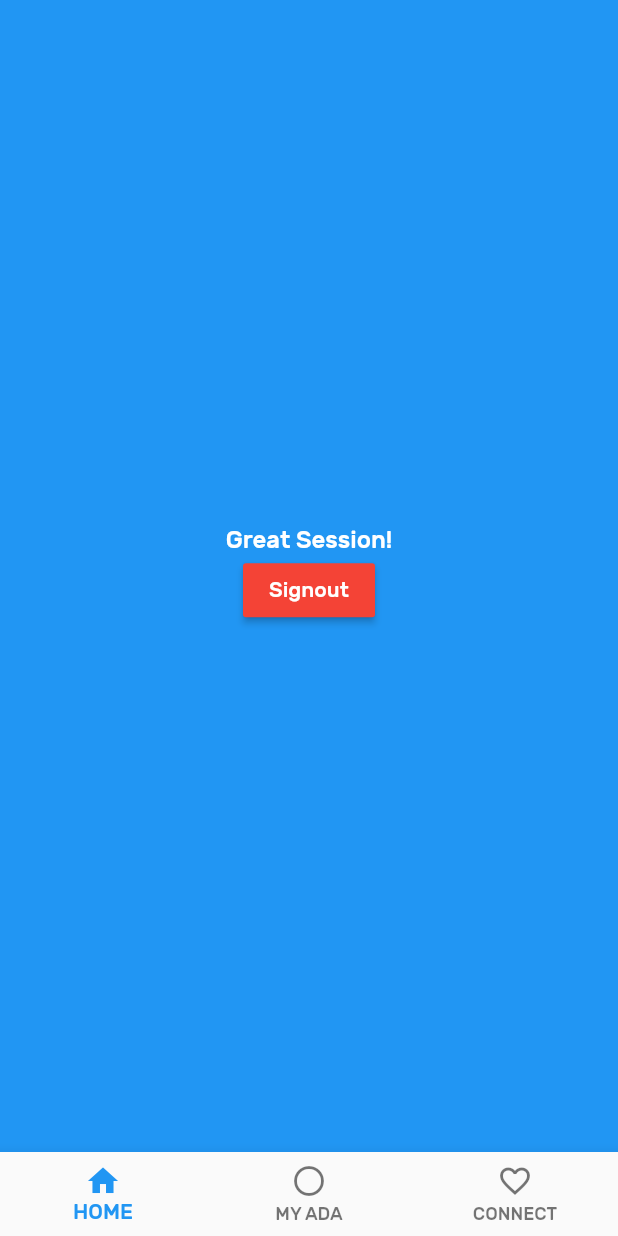
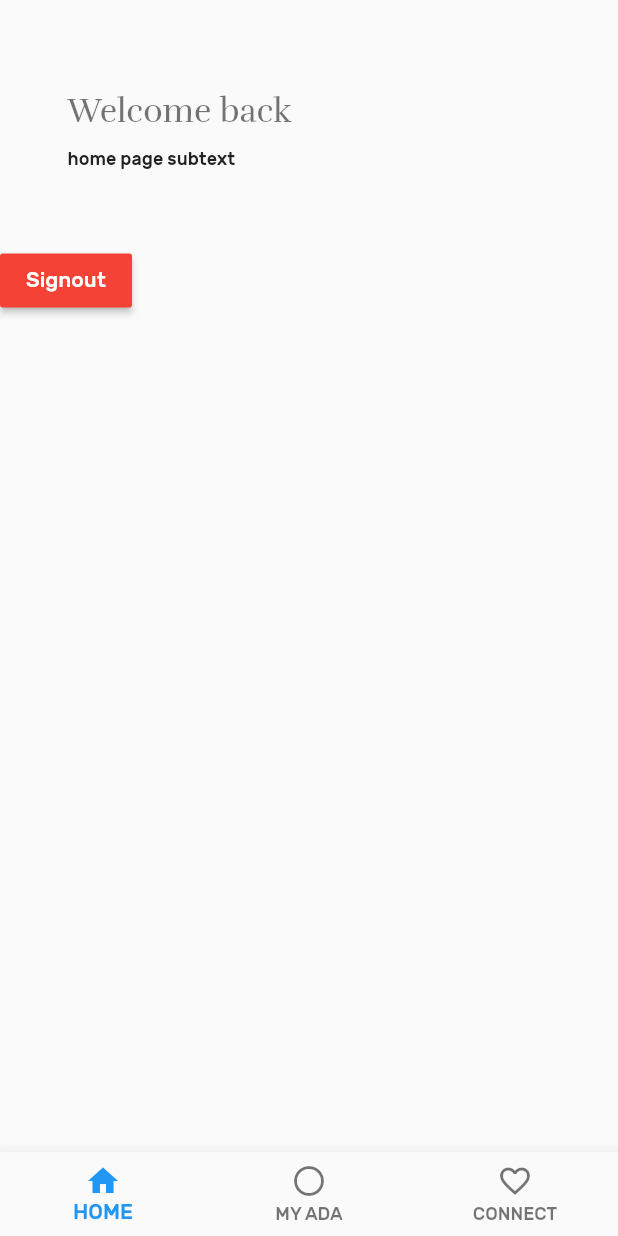
Before and after one commit to eexie/PUMPED, a Flutter app: the screen it shows once a user with an empty profile is signed in, on a phone screen of 412 x 824 dp. Run offline on Flutter 3.47's test engine with Material 2 defaults, Android fonts, the phone set to English and light mode, and no system bars; our stand-ins replace cloud_firestore, firebase_auth, flutter_blue, google_sign_in, rxdart; missing offline and left inert: infinite_listview; accounts and stored records are empty; project files that could hold a hidden picture were left out.

Commit message:
add home page, try to fix sessionend page

```diff
--- /dev/null
+++ b/pumped_ada/lib/Home.dart
@@ -0,0 +1,30 @@
+import 'package:flutter/material.dart';
+import './helpers/auth.dart';
+import 'helpers/widgets.dart';
+
+class HomeScreen extends StatelessWidget{
+  @override
+  Widget build(BuildContext context) {
+    return Scaffold(
+      body: Container(
+        child: Column(
+          crossAxisAlignment: CrossAxisAlignment.start,
+          children: [
+            SizedBox(height: 50),
+            TitleSection(
+              titleText: 'Welcome back',
+              subText: 'home page subtext',
+            ),
+            SizedBox(height: 20),
+            MaterialButton(
+              onPressed: () => authService.signOut(),
+              color: Colors.red,
+              textColor: Colors.white,
+              child: Text('Signout'),
+            ),
+          ],
+        ),
+      ),
+    );
+  }
+}
--- a/pumped_ada/lib/MainPage.dart
+++ b/pumped_ada/lib/MainPage.dart
@@ -3,6 +3,7 @@ import 'package:flutter/cupertino.dart';
 
 //import './BLEPage.dart';
 import './MyAda.dart';
+import './Home.dart';
 import './PlaceHolderWidget.dart';
 import 'package:flutter_blue/flutter_blue.dart';
 
@@ -25,7 +26,7 @@ class _MainPage extends State<MainPage> {
   List<Widget> tabs = [
 //    BLEPage(),
 //    PlaceholderWidget(Colors.green),
-    SessionEndScreen(),
+    HomeScreen(),
     MyAda(),
     PlaceholderWidget(Colors.green),
   ];
--- a/pumped_ada/lib/main.dart
+++ b/pumped_ada/lib/main.dart
@@ -52,7 +52,7 @@ class ExampleApplication extends StatelessWidget {
             ),
             iconTheme: IconThemeData(color: Colors.grey[600]),
           ),
-//          home: MainPage(),
+//          home: MainPage(),     EMILY: uncomment this  and comment the next 9 lines
           home: StreamBuilder(
             stream: authService.user,
             builder: (context, snapshot) {
```
Also changed, not shown: pumped_ada/lib/MyAda.dart (+39 -14 lines), pumped_ada/lib/helpers/widgets.dart (renamed from pumped_ada/lib/widgets.dart).
